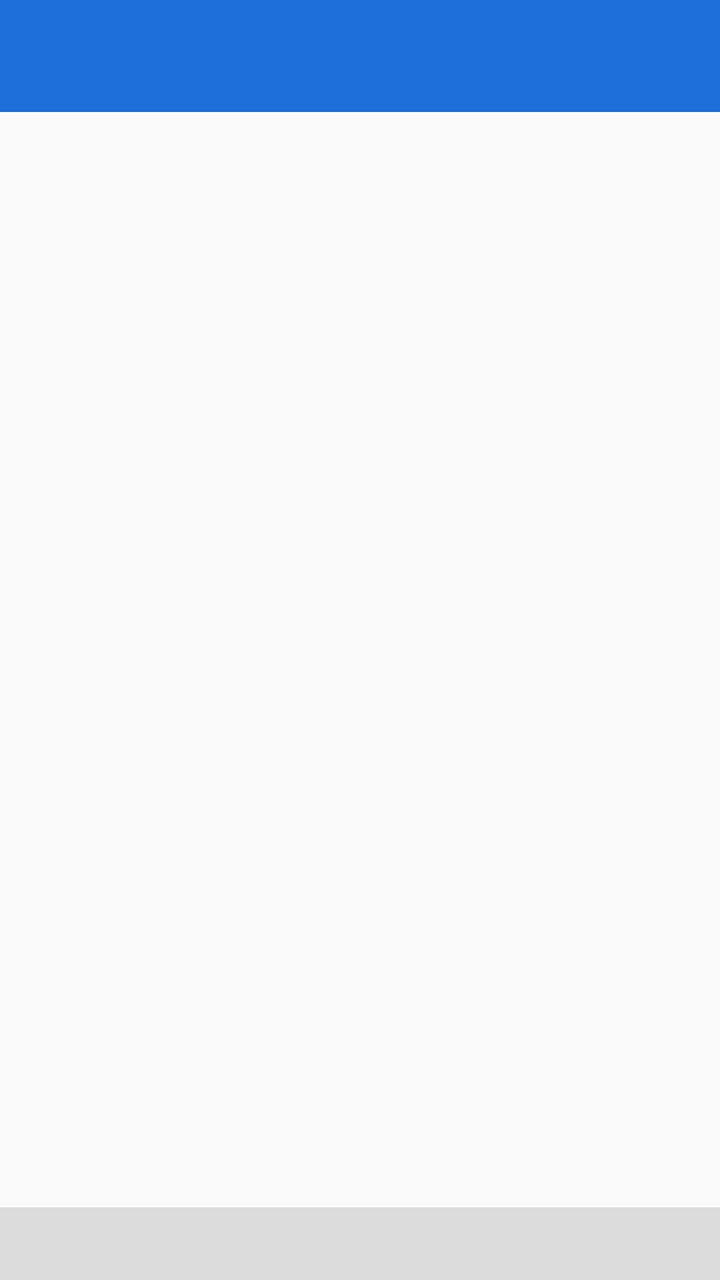
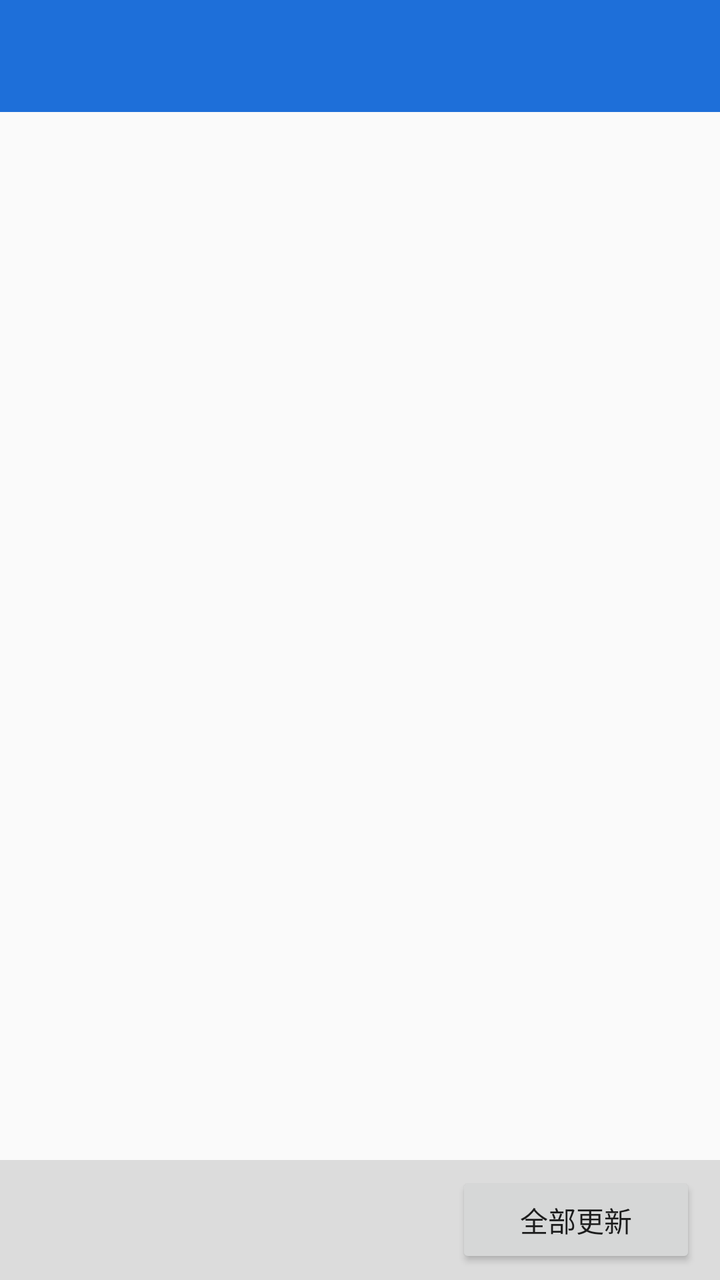

The first picture is an Android layout as it rendered before a commit; the second is the same layout after the commit. The layout source and the unified diff follow.
<!-- AndroidManifest.xml: application theme Theme.YybLite -->
<!-- res/layout/activity_main.xml -->
<?xml version="1.0" encoding="utf-8"?>
<LinearLayout xmlns:android="http://schemas.android.com/apk/res/android"
    android:layout_width="match_parent"
    android:layout_height="match_parent"
    android:orientation="vertical">

    <androidx.appcompat.widget.Toolbar
        android:id="@+id/toolbar"
        android:layout_width="match_parent"
        android:layout_height="?attr/actionBarSize"
        android:background="?attr/colorPrimary"
        android:theme="@style/ThemeOverlay.AppCompat.Dark.ActionBar"
        android:popupTheme="@style/ThemeOverlay.AppCompat.Light" />

    <ProgressBar
        android:id="@+id/progress"
        style="?android:attr/progressBarStyleHorizontal"
        android:layout_width="match_parent"
        android:layout_height="3dp"
        android:indeterminate="true"
        android:visibility="gone" />

    <androidx.recyclerview.widget.RecyclerView
        android:id="@+id/list"
        android:layout_width="match_parent"
        android:layout_height="0dp"
        android:layout_weight="1"
        android:clipToPadding="false"
        android:paddingTop="4dp"
        android:paddingBottom="4dp" />

    <TextView
        android:id="@+id/status"
        android:layout_width="match_parent"
        android:layout_height="wrap_content"
        android:background="?attr/colorControlHighlight"
        android:padding="10dp"
        android:textSize="12sp" />
</LinearLayout>
<!-- resources referenced by this layout -->
<resources>
  <style name="Theme.YybLite" parent="Theme.AppCompat.DayNight.NoActionBar">
          <item name="colorPrimary">#FF1E6FD9</item>
          <item name="colorPrimaryDark">#FF14539F</item>
          <item name="colorAccent">#FF1E6FD9</item>
      </style>
</resources>

<!-- the commit's change to res/layout/activity_main.xml (unified diff, before → after) -->
@@ -29,11 +29,30 @@
         android:paddingTop="4dp"
         android:paddingBottom="4dp" />
 
-    <TextView
-        android:id="@+id/status"
+    <LinearLayout
+        android:id="@+id/bottom_bar"
         android:layout_width="match_parent"
         android:layout_height="wrap_content"
         android:background="?attr/colorControlHighlight"
-        android:padding="10dp"
-        android:textSize="12sp" />
+        android:gravity="center_vertical"
+        android:orientation="horizontal"
+        android:paddingStart="12dp"
+        android:paddingTop="6dp"
+        android:paddingEnd="12dp"
+        android:paddingBottom="6dp">
+
+        <TextView
+            android:id="@+id/status"
+            android:layout_width="0dp"
+            android:layout_height="wrap_content"
+            android:layout_weight="1"
+            android:textSize="12sp" />
+
+        <Button
+            android:id="@+id/update_all"
+            android:layout_width="wrap_content"
+            android:layout_height="wrap_content"
+            android:minWidth="120dp"
+            android:text="@string/menu_update_all" />
+    </LinearLayout>
 </LinearLayout>
<!-- resource entries referenced after the edit -->
@@ -1,5 +1,6 @@
 <!-- resources referenced by this layout -->
 <resources>
+  <string name="menu_update_all">全部更新</string>
   <style name="Theme.YybLite" parent="Theme.AppCompat.DayNight.NoActionBar">
           <item name="colorPrimary">#FF1E6FD9</item>
           <item name="colorPrimaryDark">#FF14539F</item>
